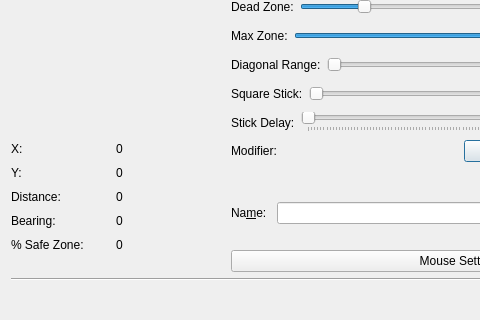
Old version of the form src/gui/joycontrolstickeditdialog.ui in the repository AntiMicroX/antimicrox; both pictures show x 0 to 480 and y 250 to 570 of the 702 by 570 pixel window.
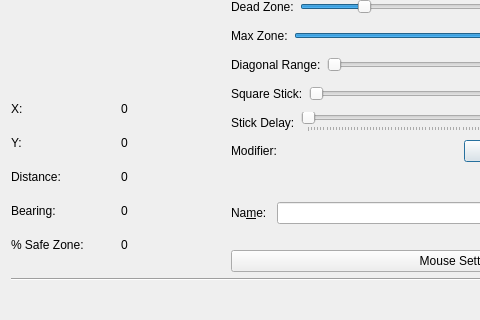
New version of the form. Icons and pictures are not drawn. Custom widgets are drawn as their Qt base class.

Commit message:
Fix "jumping" JoyControlStickEditDialog layout
The layout of the JoySensorEditDialog jumps around when the number of
decimals in the bearing and safezone labels change.

Fix it by putting all stick labels and values from the left column in a
QGridLayout and set the length of the first value to the length of a
dummy string with nine decimals.

Diff of the .ui file:
```diff
--- a/src/gui/joycontrolstickeditdialog.ui
+++ b/src/gui/joycontrolstickeditdialog.ui
@@ -94,14 +94,9 @@
         </spacer>
        </item>
        <item>
-        <layout class="QVBoxLayout" name="verticalLayout">
-         <property name="spacing">
-          <number>10</number>
-         </property>
-         <item>
-          <layout class="QHBoxLayout" name="horizontalLayout_5">
-           <item>
-            <widget class="QLabel" name="label_4">
+        <layout class="QGridLayout" name="gridLayout">
+         <item row="2" column="0">
+          <widget class="QLabel" name="label_8">
              <property name="sizePolicy">
               <sizepolicy hsizetype="Preferred" vsizetype="Fixed">
                <horstretch>0</horstretch>
@@ -109,28 +104,11 @@
               </sizepolicy>
              </property>
              <property name="text">
-              <string>X:</string>
+            <string>Distance:</string>
              </property>
             </widget>
            </item>
-           <item>
-            <widget class="QLabel" name="xCoordinateLabel">
-             <property name="sizePolicy">
-              <sizepolicy hsizetype="Preferred" vsizetype="Fixed">
-               <horstretch>0</horstretch>
-               <verstretch>0</verstretch>
-              </sizepolicy>
-             </property>
-             <property name="text">
-              <string>0</string>
-             </property>
-            </widget>
-           </item>
-          </layout>
-         </item>
-         <item>
-          <layout class="QHBoxLayout" name="horizontalLayout_6">
-           <item>
+         <item row="1" column="0">
             <widget class="QLabel" name="label_6">
              <property name="sizePolicy">
               <sizepolicy hsizetype="Preferred" vsizetype="Fixed">
@@ -143,7 +121,33 @@
              </property>
             </widget>
            </item>
-           <item>
+         <item row="0" column="1">
+          <widget class="QLabel" name="xCoordinateLabel">
+           <property name="sizePolicy">
+            <sizepolicy hsizetype="Preferred" vsizetype="Fixed">
+             <horstretch>0</horstretch>
+             <verstretch>0</verstretch>
+            </sizepolicy>
+           </property>
+           <property name="text">
+            <string>0</string>
+           </property>
+          </widget>
+         </item>
+         <item row="0" column="0">
+          <widget class="QLabel" name="label_4">
+           <property name="sizePolicy">
+            <sizepolicy hsizetype="Preferred" vsizetype="Fixed">
+             <horstretch>0</horstretch>
+             <verstretch>0</verstretch>
+            </sizepolicy>
+           </property>
+           <property name="text">
+            <string>X:</string>
+           </property>
+          </widget>
+         </item>
+         <item row="1" column="1">
             <widget class="QLabel" name="yCoordinateLabel">
              <property name="sizePolicy">
               <sizepolicy hsizetype="Preferred" vsizetype="Fixed">
@@ -156,12 +160,8 @@
              </property>
             </widget>
            </item>
-          </layout>
-         </item>
-         <item>
-          <layout class="QHBoxLayout" name="horizontalLayout_7">
-           <item>
-            <widget class="QLabel" name="label_8">
+         <item row="3" column="1">
+          <widget class="QLabel" name="diagonalLabel">
              <property name="sizePolicy">
               <sizepolicy hsizetype="Preferred" vsizetype="Fixed">
                <horstretch>0</horstretch>
@@ -169,11 +169,11 @@
               </sizepolicy>
              </property>
              <property name="text">
-              <string>Distance:</string>
+            <string>0</string>
              </property>
             </widget>
            </item>
-           <item>
+         <item row="2" column="1">
             <widget class="QLabel" name="distanceLabel">
              <property name="sizePolicy">
               <sizepolicy hsizetype="Preferred" vsizetype="Fixed">
@@ -186,11 +186,7 @@
              </property>
             </widget>
            </item>
-          </layout>
-         </item>
-         <item>
-          <layout class="QHBoxLayout" name="horizontalLayout_8">
-           <item>
+         <item row="3" column="0">
             <widget class="QLabel" name="bearingHeaderLabel">
              <property name="sizePolicy">
               <sizepolicy hsizetype="Preferred" vsizetype="Fixed">
@@ -203,24 +199,7 @@
              </property>
             </widget>
            </item>
-           <item>
-            <widget class="QLabel" name="diagonalLabel">
-             <property name="sizePolicy">
-              <sizepolicy hsizetype="Preferred" vsizetype="Fixed">
-               <horstretch>0</horstretch>
-               <verstretch>0</verstretch>
-              </sizepolicy>
-             </property>
-             <property name="text">
-              <string>0</string>
-             </property>
-            </widget>
-           </item>
-          </layout>
-         </item>
-         <item>
-          <layout class="QHBoxLayout" name="horizontalLayout_9">
-           <item>
+         <item row="4" column="0">
             <widget class="QLabel" name="fromSafeZoneLabel">
              <property name="sizePolicy">
               <sizepolicy hsizetype="Preferred" vsizetype="Fixed">
@@ -233,7 +212,7 @@
              </property>
             </widget>
            </item>
-           <item>
+         <item row="4" column="1">
             <widget class="QLabel" name="fromSafeZoneValueLabel">
              <property name="sizePolicy">
               <sizepolicy hsizetype="Preferred" vsizetype="Fixed">
@@ -245,8 +224,6 @@
               <string>0</string>
              </property>
             </widget>
-           </item>
-          </layout>
          </item>
         </layout>
        </item>
```
Lines whose indentation alone changed are shown as unchanged. The commit also changes 1 other file.
